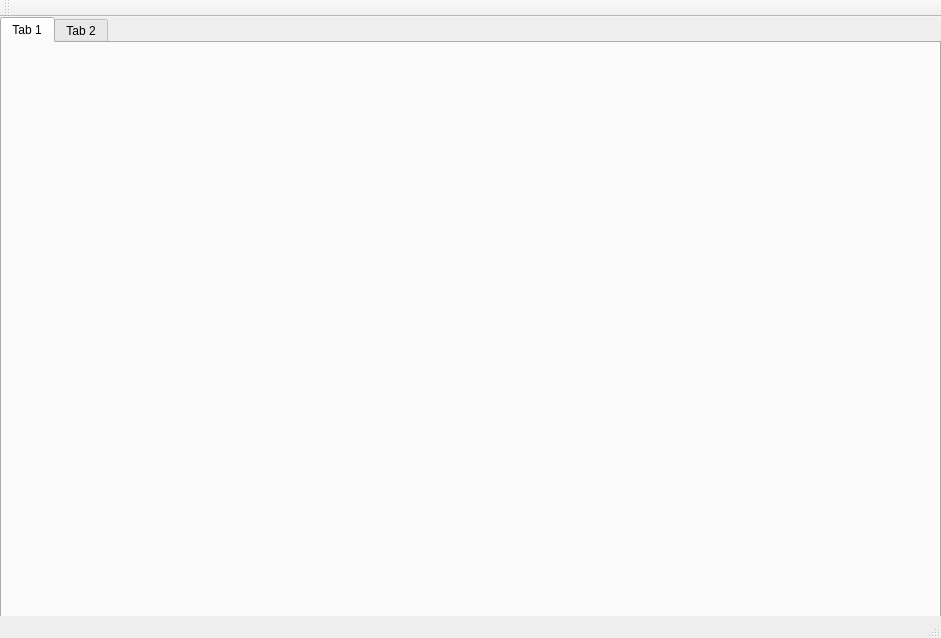
Above: BlankSlate/BlankSlate.ui from OneBlankSlate/Graduation_project before the change. Below: the same form after it.
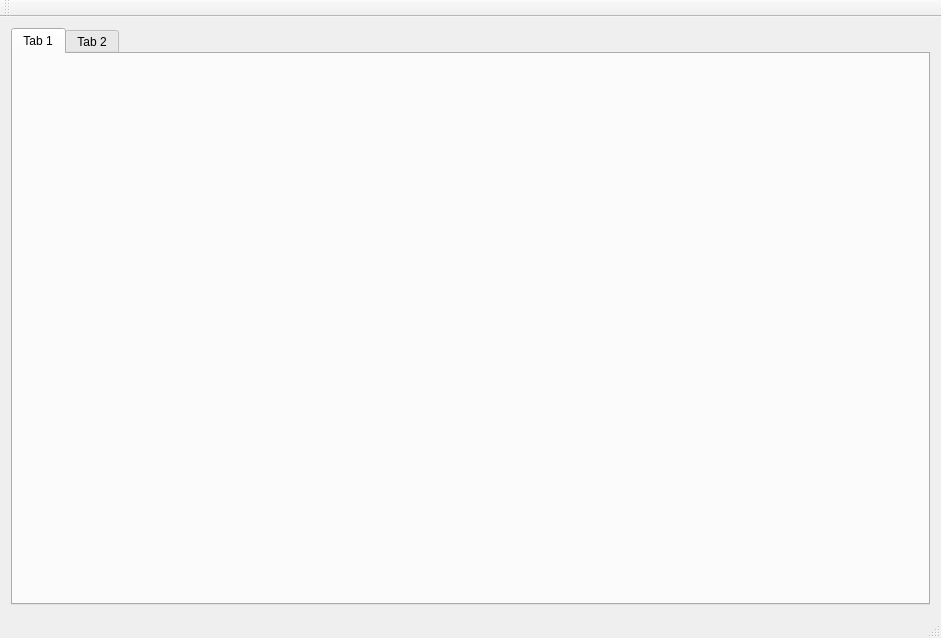
That is the form after the change.

```diff
--- a/BlankSlate/BlankSlate.ui
+++ b/BlankSlate/BlankSlate.ui
@@ -14,15 +14,9 @@
    <string>BlankSlate</string>
   </property>
   <widget class="QWidget" name="centralWidget">
+   <layout class="QVBoxLayout" name="verticalLayout">
+    <item>
    <widget class="QTabWidget" name="tabWidget">
-    <property name="geometry">
-     <rect>
-      <x>0</x>
-      <y>0</y>
-      <width>941</width>
-      <height>611</height>
-     </rect>
-    </property>
     <property name="currentIndex">
      <number>0</number>
     </property>
@@ -37,6 +31,8 @@
      </attribute>
     </widget>
    </widget>
+    </item>
+   </layout>
   </widget>
   <widget class="QStatusBar" name="statusBar"/>
   <widget class="QToolBar" name="mainToolBar">
```
Lines whose indentation alone changed are shown as unchanged.
